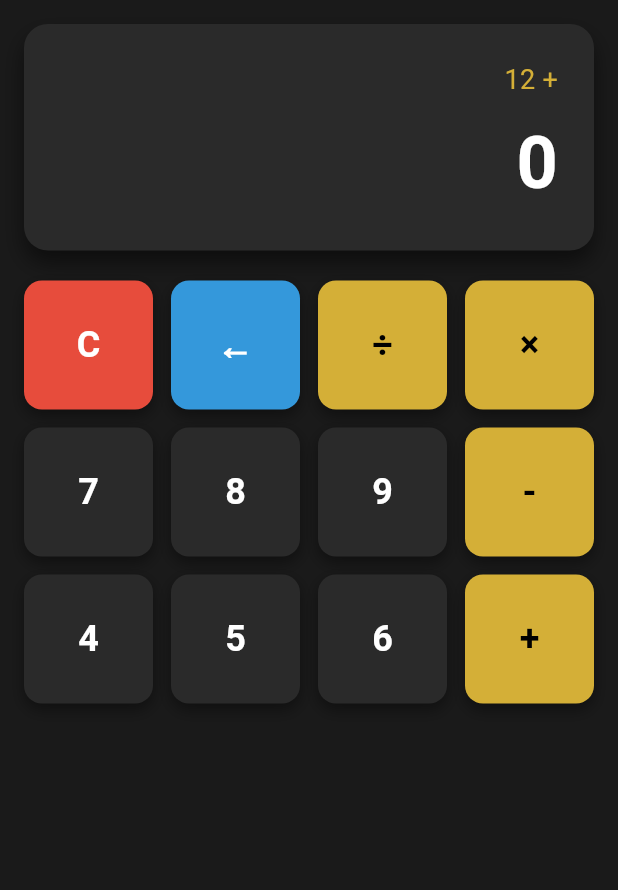
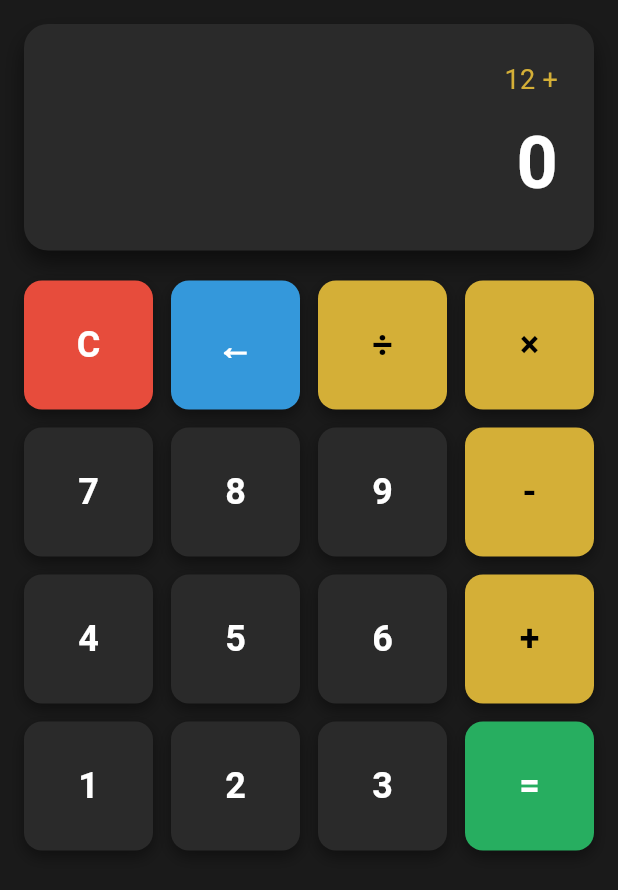
Before and after one commit to tatiana1104/calculadora, a Flutter app: the screen it shows after launch, on a phone screen of 412 x 824 dp. Shown: the top 890 px of the screen. Run offline on Flutter 3.47's test engine with Material 3 defaults, Android fonts, the phone set to English and light mode, and no system bars.

Commit message:
Agregar fila 4: números 1-3 y botón '=' verde con texto blanco

```diff
--- a/lib/main.dart
+++ b/lib/main.dart
@@ -133,6 +133,13 @@ class CalculatorScreen extends StatelessWidget {
                     _buildButton(label: "5", color: const Color(0xFF2A2A2A), textColor: Colors.white),
                     _buildButton(label: "6", color: const Color(0xFF2A2A2A), textColor: Colors.white),
                     _buildButton(label: "+", color: const Color(0xFFD4AF37), textColor: Colors.black),
+
+                    // --- FILA 4 (COMMIT 14) ---
+                    _buildButton(label: "1", color: const Color(0xFF2A2A2A), textColor: Colors.white),
+                    _buildButton(label: "2", color: const Color(0xFF2A2A2A), textColor: Colors.white),
+                    _buildButton(label: "3", color: const Color(0xFF2A2A2A), textColor: Colors.white),
+                    _buildButton(label: "=", color: const Color(0xFF27AE60), textColor: Colors.white),
+
                   ],
                 ),
               ),
```
